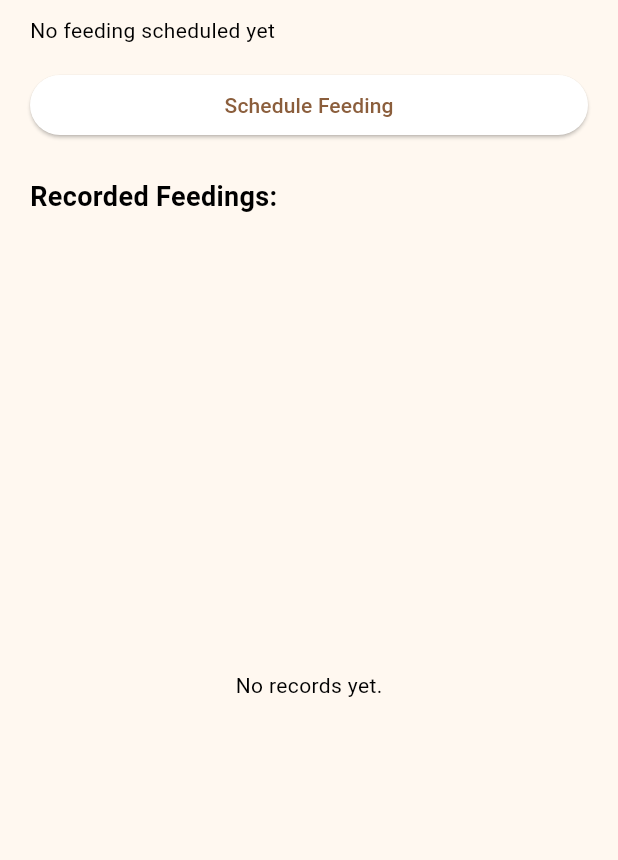
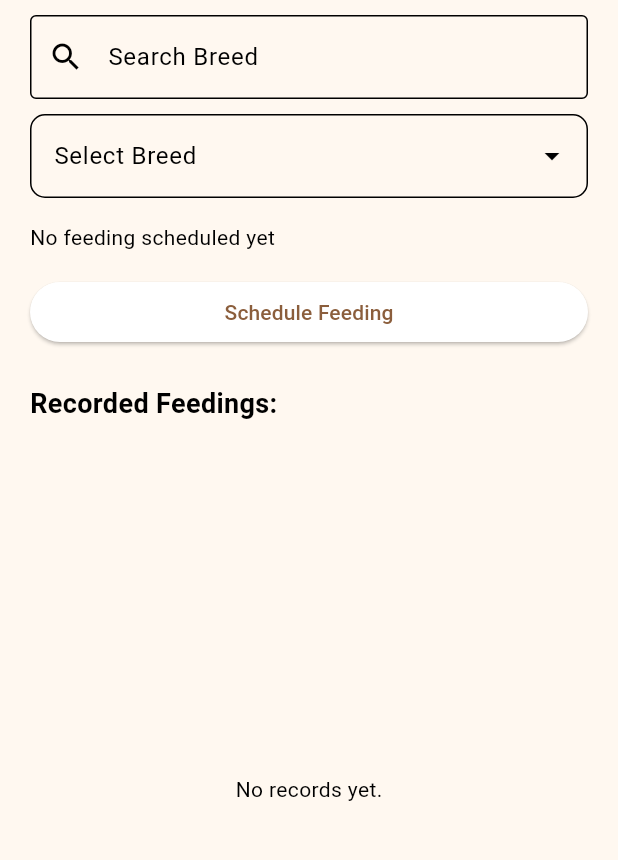
Before and after one commit to morebeans/capstone, a Flutter app: the HomeScreen screen opened directly, on a phone screen of 412 x 824 dp, the part 84-944 px from its top. Run offline on Flutter 3.47's test engine with Material 3 defaults, Android fonts, the phone set to English and light mode, and no system bars; drawn by our look-alikes of dropdown_search; Roboto replaces fonts that are missing (ComicNeue).

Commit message:
Updated homescreen, nag add ako ng search bar and dropdown for filterized breeds

```diff
--- a/lib/screens/home_screen.dart
+++ b/lib/screens/home_screen.dart
@@ -1,4 +1,5 @@
 import 'package:flutter/material.dart';
+import 'package:dropdown_search/dropdown_search.dart';
 import 'profile_edit_screen.dart';
 import '../models/feeding_schedule.dart';
 
@@ -13,7 +14,67 @@ class _HomeScreenState extends State<HomeScreen> {
   FeedingSchedule? nextFeeding;
   List<FeedingSchedule> feedingRecords = [];
 
+  String? _selectedBreed;
+  TextEditingController _searchController = TextEditingController();
+
+  final List<String> breeds = [
+    "Labrador Retriever",
+    "Golden Retriever",
+    "German Shepherd",
+    "Bulldog",
+    "Beagle",
+    "Poodle",
+    "Chihuahua",
+    "Shih Tzu",
+    "Pomeranian",
+    "Rottweiler",
+    "Siberian Husky",
+    "Dachshund",
+    "Great Dane",
+    "Doberman",
+    "Maltese",
+    "Persian Cat",
+    "Siamese Cat",
+    "Maine Coon",
+    "Bengal Cat",
+    "Ragdoll",
+  ];
+
+  List<String> filteredBreeds = [];
+
+  @override
+  void initState() {
+    super.initState();
+    filteredBreeds = List.from(breeds);
+
+    _searchController.addListener(() {
+      setState(() {
+        filteredBreeds =
+            breeds
+                .where(
+                  (breed) => breed.toLowerCase().contains(
+                    _searchController.text.toLowerCase(),
+                  ),
+                )
+                .toList();
+      });
+    });
+  }
+
+  @override
+  void dispose() {
+    _searchController.dispose();
+    super.dispose();
+  }
+
   void _setFeedingSchedule() async {
+    if (_selectedBreed == null) {
+      ScaffoldMessenger.of(context).showSnackBar(
+        const SnackBar(content: Text("Please select a breed first")),
+      );
+      return;
+    }
+
     DateTime? date = await showDatePicker(
       context: context,
       initialDate: DateTime.now(),
@@ -44,7 +105,7 @@ class _HomeScreenState extends State<HomeScreen> {
 
     setState(() {
       nextFeeding = newSchedule;
-      feedingRecords.add(newSchedule); // Save as a recorded feeding
+      feedingRecords.add(newSchedule);
     });
   }
 
@@ -130,6 +191,42 @@ class _HomeScreenState extends State<HomeScreen> {
         child: Column(
           crossAxisAlignment: CrossAxisAlignment.stretch,
           children: [
+            // 🔍 Search bar
+            TextField(
+              controller: _searchController,
+              decoration: const InputDecoration(
+                labelText: "Search Breed",
+                prefixIcon: Icon(Icons.search),
+                border: OutlineInputBorder(),
+              ),
+            ),
+            const SizedBox(height: 10),
+
+            // 🐶 Dropdown with filtered breeds
+            DropdownSearch<String>(
+              popupProps: const PopupProps.menu(
+                showSearchBox: false,
+                fit: FlexFit.loose,
+              ),
+              items: filteredBreeds,
+              dropdownDecoratorProps: DropDownDecoratorProps(
+                dropdownSearchDecoration: InputDecoration(
+                  labelText: "Select Breed",
+                  border: OutlineInputBorder(
+                    borderRadius: BorderRadius.circular(10),
+                  ),
+                ),
+              ),
+              onChanged: (value) => setState(() => _selectedBreed = value),
+              selectedItem: _selectedBreed,
+              validator:
+                  (value) =>
+                      value == null || value.isEmpty
+                          ? 'Please select a breed'
+                          : null,
+            ),
+            const SizedBox(height: 16),
+
             nextFeeding == null
                 ? const Text("No feeding scheduled yet")
                 : Text(
@@ -137,16 +234,19 @@ class _HomeScreenState extends State<HomeScreen> {
                   style: const TextStyle(fontSize: 16),
                 ),
             const SizedBox(height: 16),
+
             ElevatedButton(
               onPressed: _setFeedingSchedule,
               child: const Text("Schedule Feeding"),
             ),
             const SizedBox(height: 24),
+
             const Text(
               "Recorded Feedings:",
               style: TextStyle(fontSize: 18, fontWeight: FontWeight.bold),
             ),
             const SizedBox(height: 12),
+
             Expanded(
               child:
                   feedingRecords.isEmpty
--- a/pubspec.yaml
+++ b/pubspec.yaml
@@ -34,6 +34,7 @@ dependencies:
   # The following adds the Cupertino Icons font to your application.
   # Use with the CupertinoIcons class for iOS style icons.
   cupertino_icons: ^1.0.8
+  dropdown_search: ^5.0.6
 
 dev_dependencies:
   flutter_test:
```
Also changed, not shown: pubspec.lock.
